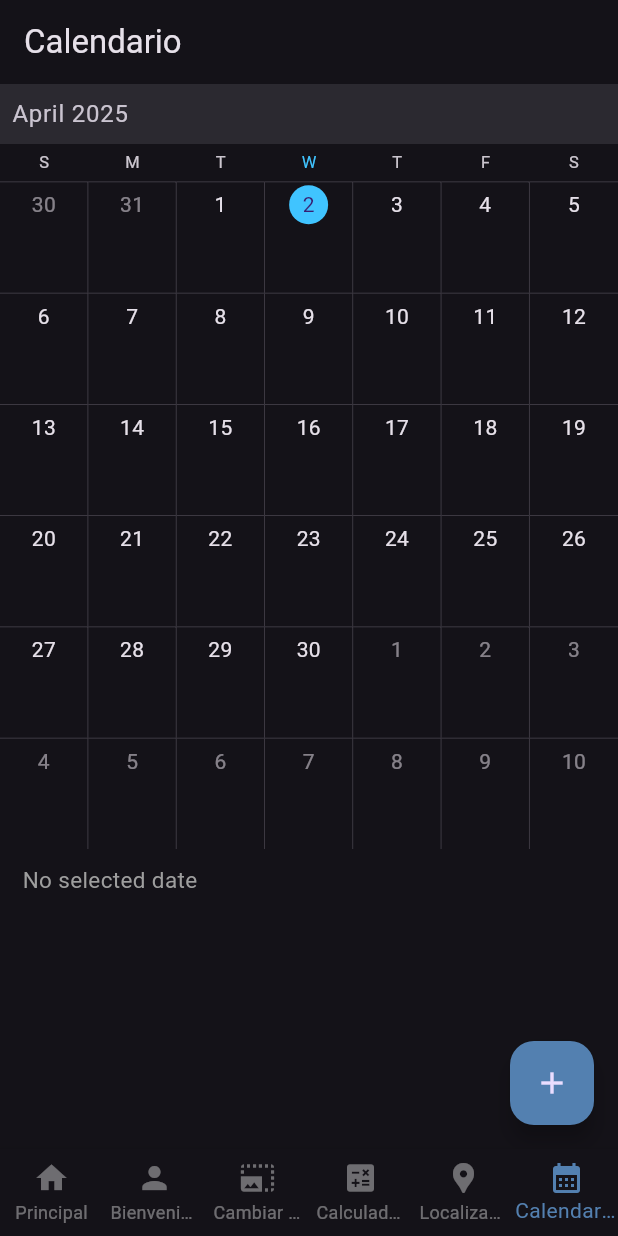
After one commit to Madris1402/Programacion_Movil_2025-II, a Flutter app: the screen it shows after launch, item 6 of the bottom bar chosen, after a tap on the "add" icon, on a phone screen of 412 x 824 dp. The commit adds this screen. Run offline on Flutter 3.47's test engine with Material 3 defaults, Android fonts, the phone set to English and light mode, and no system bars; drawn by our look-alikes of syncfusion_flutter_calendar; our stand-ins replace cloud_firestore, firebase_core, geolocator, shared_preferences; accounts and stored records are empty; generated files the repository leaves out were written again; network calls fail.

Commit message:
Calendario

```diff
--- /dev/null
+++ b/progmovil/lib/Pantallas/calendario.dart
@@ -0,0 +1,141 @@
+import 'package:cloud_firestore/cloud_firestore.dart';
+import 'package:progmovil/colors.dart';
+import 'package:syncfusion_flutter_calendar/calendar.dart';
+
+class Calendario extends StatefulWidget {
+  const Calendario({super.key, required this.title});
+
+  final String title;
+
+  @override
+  State <Calendario> createState() => _CalendarioState();
+
+}
+
+class _CalendarioState extends State<Calendario>{
+
+  FirebaseFirestore db = FirebaseFirestore.instance;
+  List <String> _nombresEventos = [];
+  List <Map<String, dynamic>> _eventos = [];
+  bool _datosCargados = false;
+
+  Future<void> leerBaseDatos() async {
+    _nombresEventos = [];
+    _eventos = [];
+    try {QuerySnapshot eventos = await db.collection("eventos").get();
+      if (eventos.docs.isNotEmpty) {
+        for (DocumentSnapshot evento in eventos.docs) {
+          _nombresEventos.add(evento.id);
+          _eventos.add(evento.data() as Map<String, dynamic>);
+        }
+        print("Nombre del Evento: $_nombresEventos");
+        print("Evento: $_eventos");
+      } else {
+        print("No existe el documento");
+      }
+    }catch (e) {
+    print("Error al leer la base de datos: $e");
+    } finally {
+      setState(() {
+        _datosCargados = true;
+      });
+    }
+
+  }
+
+  @override
+  void initState(){
+    super.initState();
+    leerBaseDatos();
+  }
+
+  @override
+  Widget build(BuildContext context){
+    return Scaffold(
+
+      appBar: AppBar(
+        backgroundColor: Colors.transparent,
+        title: Text(widget.title),
+      ),
+      body: _datosCargados ? SfCalendar(
+        dataSource: MeetingDataSource(_getDataSource(_nombresEventos, _eventos)),
+        todayHighlightColor: accent3,
+        selectionDecoration: BoxDecoration(
+          border: Border.all(color: accent),
+        ),
+        view: CalendarView.month,
+        monthViewSettings: MonthViewSettings(
+          showAgenda: true,
+          agendaViewHeight: 200,
+        ),
+      ): const Center(
+        child: SizedBox(
+          width: 200,
+          child: LinearProgressIndicator(
+            color: accent,
+            backgroundColor: Colors.white30,
+          ),
+        ),
+      ),
+      floatingActionButton: FloatingActionButton(
+        onPressed: (){},
+        backgroundColor: accent,
+        child: Icon(Icons.add),
+      ),
+    );
+
+  }
+  List<Meeting> _getDataSource(List <String> nombresEventos, List <Map<String, dynamic>> eventos ) {
+    final List<Meeting> meetings = <Meeting>[];
+
+    for(int i = 0; i < nombresEventos.length; i++) {
+      DateTime fechaInicial = (eventos[i]['fechaInicial'] as Timestamp).toDate();
+      DateTime fechaFinal = (eventos[i]['fechaFinal'] as Timestamp).toDate();
+      meetings.add(
+          Meeting(nombresEventos[i], fechaInicial,
+          fechaFinal, Color(eventos[i]["color"] as int), eventos[i]['todoDia']));
+    }
+    return meetings;
+  }
+}
+
+class MeetingDataSource extends CalendarDataSource {
+  MeetingDataSource(List<Meeting> source){
+    appointments = source;
+  }
+
+  @override
+  DateTime getStartTime(int index) {
+    return appointments![index].from;
+  }
+
+  @override
+  DateTime getEndTime(int index) {
+    return appointments![index].to;
+  }
+
+  @override
+  String getSubject(int index) {
+    return appointments![index].eventName;
+  }
+
+  @override
+  Color getColor(int index) {
+    return appointments![index].background;
+  }
+
+  @override
+  bool isAllDay(int index) {
+    return appointments![index].isAllDay;
+  }
+}
+
+class Meeting {
+  Meeting(this.eventName, this.from, this.to, this.background, this.isAllDay);
+
+  String eventName;
+  DateTime from;
+  DateTime to;
+  Color background;
+  bool isAllDay;
+}
--- a/progmovil/lib/navegacion.dart
+++ b/progmovil/lib/navegacion.dart
@@ -1,9 +1,12 @@
 import 'package:flutter/material.dart';
+import 'package:progmovil/Pantallas/calendario.dart';
 import 'package:progmovil/Pantallas/ingreso.dart';
 import 'package:progmovil/Pantallas/localizacion.dart';
 import 'package:progmovil/Pantallas/sizeableimage.dart';
 import 'package:progmovil/Pantallas/bienvenida.dart';
 import 'package:progmovil/Pantallas/calculadora.dart';
+
+import 'colors.dart';
 
 class Navegador extends StatefulWidget {
   const Navegador({super.key, required this.title});
@@ -32,11 +35,12 @@ class Navegador extends StatefulWidget {
     @override
     void initState(){
       super.initState();
-      _pantallas.add(Ingreso(title: "Ingresar", bienvenida: _cambiaPantalla));
+      _pantallas.add(Ingreso(title: "Programación Móvil", bienvenida: _cambiaPantalla));
       _pantallas.add(const Bienvenida(title: "Bienvenida"));
       _pantallas.add(const MyHomePage(title: "Cambiar Imagen de Tamaño"));
       _pantallas.add(const Calculadora(title: "Calculadora"));
       _pantallas.add(const Localizacion(title: "Localización"));
+      _pantallas.add(const Calendario(title: "Calendario"));
       _cuerpo = _pantallas[_p];
 
     }
@@ -58,14 +62,17 @@ class Navegador extends StatefulWidget {
           onTap: (value){
             _cambiaPantalla(value);
           },
+          currentIndex: _p,
           type: BottomNavigationBarType.fixed,
+          selectedItemColor: accent,
+          unselectedItemColor: Colors.white38,
           items: <BottomNavigationBarItem>[
             BottomNavigationBarItem(
               icon: Icon(Icons.home),
               label: 'Principal',
             ),
             BottomNavigationBarItem(
-              icon: Icon(Icons.adb),
+              icon: Icon(Icons.person),
               label: "Bienvenida",
             ),
             BottomNavigationBarItem(
@@ -79,6 +86,10 @@ class Navegador extends StatefulWidget {
             BottomNavigationBarItem(
               icon: Icon(Icons.location_pin),
               label: "Localización",
+            ),
+            BottomNavigationBarItem(
+              icon: Icon(Icons.calendar_month),
+              label: "Calendario",
             )
           ],
         ),
--- a/progmovil/pubspec.yaml
+++ b/progmovil/pubspec.yaml
@@ -34,10 +34,15 @@ dependencies:
   # The following adds the Cupertino Icons font to your application.
   # Use with the CupertinoIcons class for iOS style icons.
   cupertino_icons: ^1.0.8
+
   shared_preferences: ^2.5.2
+
   geolocator: ^13.0.3
+
   firebase_core: ^2.25.4
   cloud_firestore: ^4.15.4
+
+  syncfusion_flutter_calendar: ^29.1.35
 
 dev_dependencies:
 
```
Also changed, not shown: progmovil/pubspec.lock.
